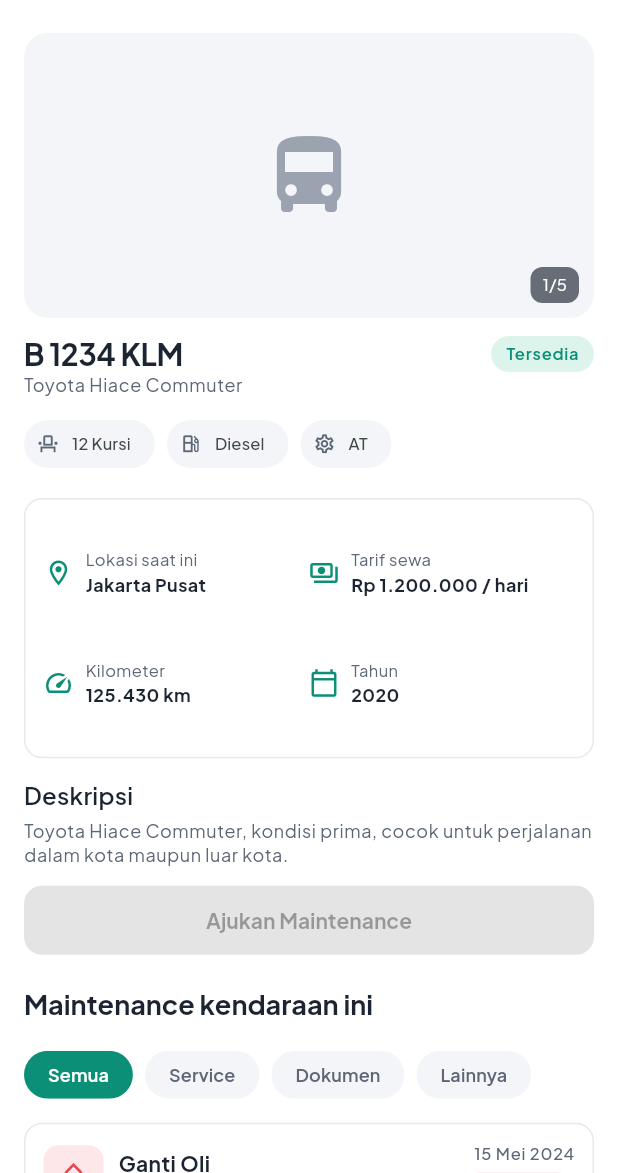
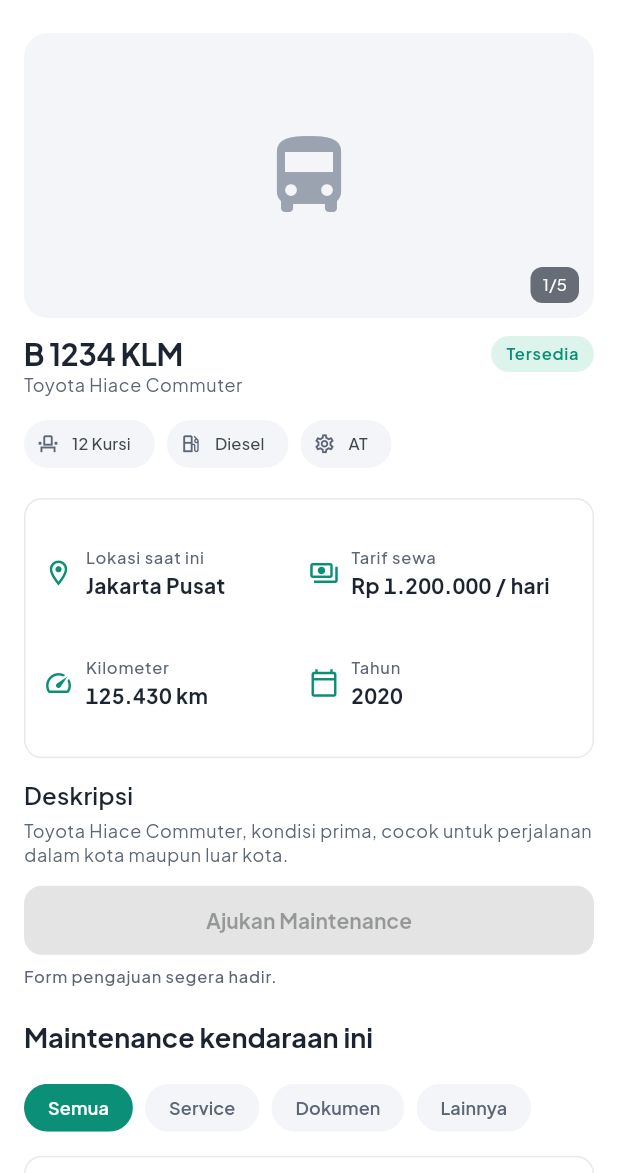
Before and after one commit to fadly-muktafi/NavaGo, a Flutter app: the ArmadaDetailScreen screen opened directly with sample values from the repository, on a phone screen of 412 x 824 dp, the part 63-1236 px from its top. Run offline on Flutter 3.47's test engine with Material 3 defaults, Android fonts, the phone set to English and light mode, and no system bars; our stand-ins replace google_fonts.

Commit message:
button chips

```diff
--- a/lib/screens/armada_detail_screen.dart
+++ b/lib/screens/armada_detail_screen.dart
@@ -115,6 +115,9 @@ class _ArmadaDetailScreenState extends State<ArmadaDetailScreen> {
                 child: const Text('Ajukan Maintenance'),
               ),
             ),
+            const SizedBox(height: 6),
+            Text('Form pengajuan segera hadir.',
+              style: Theme.of(context).textTheme.labelSmall, textAlign: TextAlign.center),
             const SizedBox(height: 20),
             // Section Maintenance (PRD: bagian dari Detail, tanpa kalender)
             Text('Maintenance kendaraan ini', style: Theme.of(context).textTheme.titleLarge),
@@ -176,10 +179,15 @@ class _InfoCell extends StatelessWidget {
             crossAxisAlignment: CrossAxisAlignment.start,
             mainAxisAlignment: MainAxisAlignment.center,
             children: [
-              Text(label, style: const TextStyle(fontSize: 11, color: AppColors.neutral600)),
+              Text(label, style: Theme.of(context).textTheme.labelSmall),
               Tooltip(
                 message: value,
-                child: Text(value, style: const TextStyle(fontSize: 12, fontWeight: FontWeight.w700), maxLines: 2, overflow: TextOverflow.ellipsis),
+                child: Text(value,
+                  style: Theme.of(context).textTheme.bodyMedium?.copyWith(
+                    fontWeight: FontWeight.w700,
+                    fontFeatures: const [FontFeature.tabularFigures()],
+                  ),
+                  maxLines: 2, overflow: TextOverflow.ellipsis),
               ),
             ],
           ),
--- a/lib/screens/armada_list_screen.dart
+++ b/lib/screens/armada_list_screen.dart
@@ -1,5 +1,6 @@
 import 'package:flutter/material.dart';
 import '../data/mock_data.dart';
+import '../theme/app_colors.dart';
 import '../widgets/common.dart';
 import '../widgets/navago_app_bar.dart';
 import 'armada_detail_screen.dart';
@@ -58,11 +59,14 @@ class _ArmadaListScreenState extends State<ArmadaListScreen> {
                       child: Column(
                         mainAxisSize: MainAxisSize.min,
                         children: [
+                          const Icon(Icons.search_off_outlined, size: 40, color: AppColors.neutral400),
+                          const SizedBox(height: 8),
                           Text(
                             query.isEmpty
                                 ? 'Belum ada armada pada filter ini.'
                                 : 'Tidak ada hasil untuk "$query".',
                             textAlign: TextAlign.center,
+                            style: Theme.of(context).textTheme.bodyMedium,
                           ),
                           const SizedBox(height: 8),
                           TextButton(
--- a/lib/screens/monitoring_screen.dart
+++ b/lib/screens/monitoring_screen.dart
@@ -105,7 +105,11 @@ class _SummaryCard extends StatelessWidget {
           Row(
             crossAxisAlignment: CrossAxisAlignment.end,
             children: [
-              Text(value, style: const TextStyle(fontSize: 22, fontWeight: FontWeight.w800)),
+              Text(value,
+                style: Theme.of(context).textTheme.displayLarge?.copyWith(
+                  fontSize: 22,
+                  fontFeatures: const [FontFeature.tabularFigures()],
+                )),
               const SizedBox(width: 4),
               Padding(padding: const EdgeInsets.only(bottom: 3), child: Text(total, style: const TextStyle(fontSize: 11, color: AppColors.neutral600))),
             ],
--- a/lib/screens/penugasan_screen.dart
+++ b/lib/screens/penugasan_screen.dart
@@ -37,7 +37,7 @@ class PenugasanScreen extends StatelessWidget {
                   const _TripRow(icon: Icons.location_on_outlined, label: 'Rute', value: 'Jakarta → Bandung'),
                   const _TripRow(icon: Icons.calendar_today_outlined, label: 'Tanggal', value: '15 Mei 2024'),
                   const _TripRow(icon: Icons.access_time_outlined, label: 'Waktu', value: '08:00 – 16:00 (1 Hari)'),
-                  const _TripRow(icon: Icons.group_outlined, label: 'Jumlah Penumpang', value: '10 Orang'),
+                  const _TripRow(icon: Icons.group_outlined, label: 'Penumpang', value: '10 Orang'),
                 ],
               ),
             ),
--- a/lib/screens/profile_screen.dart
+++ b/lib/screens/profile_screen.dart
@@ -111,8 +111,8 @@ class _ProfileScreenState extends State<ProfileScreen> {
               ),
             ),
             const SizedBox(height: 6),
-            const Text('Perubahan rating, total trip, dan kendaraan ditugaskan mengikuti sistem.',
-              style: TextStyle(fontSize: 11, color: AppColors.neutral600), textAlign: TextAlign.center),
+            Text('Form ubah data segera hadir. Perubahan rating, total trip, dan kendaraan ditugaskan mengikuti sistem.',
+              style: Theme.of(context).textTheme.labelSmall, textAlign: TextAlign.center),
           ],
         ),
       ),
--- a/lib/widgets/common.dart
+++ b/lib/widgets/common.dart
@@ -70,7 +70,7 @@ class FilterChips extends StatelessWidget {
         itemBuilder: (context, i) {
           final active = i == selected;
           return ChoiceChip(
-            label: Text(labels[i]),
+            label: Text(labels[i], softWrap: false, maxLines: 1, overflow: TextOverflow.visible),
             selected: active,
             onSelected: (_) => onSelected(i),
             labelStyle: TextStyle(
@@ -125,7 +125,12 @@ class KpiCard extends StatelessWidget {
               children: [
                 Text(label, style: textTheme.labelSmall),
                 const SizedBox(height: 2),
-                Text(value, style: textTheme.displayLarge?.copyWith(fontSize: 22, color: valueColor ?? AppColors.neutral900)),
+                Text(value,
+                  style: textTheme.displayLarge?.copyWith(
+                    fontSize: 22,
+                    color: valueColor ?? AppColors.neutral900,
+                    fontFeatures: const [FontFeature.tabularFigures()],
+                  )),
               ],
             ),
           ),
--- a/lib/widgets/navago_app_bar.dart
+++ b/lib/widgets/navago_app_bar.dart
@@ -6,7 +6,8 @@ class NavagoAppBar extends StatelessWidget implements PreferredSizeWidget {
   final String? title;
   final bool showBack;
   final VoidCallback? onBellTap;
-  const NavagoAppBar({super.key, this.title, this.showBack = false, this.onBellTap});
+  const NavagoAppBar(
+      {super.key, this.title, this.showBack = false, this.onBellTap});
 
   @override
   Size get preferredSize => const Size.fromHeight(56);
@@ -25,27 +26,32 @@ class NavagoAppBar extends StatelessWidget implements PreferredSizeWidget {
               onPressed: () => Navigator.of(context).maybePop(),
             ),
           Container(
-            width: 28, height: 28,
+            width: 28,
+            height: 28,
             decoration: BoxDecoration(
               gradient: const LinearGradient(
                 colors: [Color(0xFF0B8F76), Color(0xFF12A98A)],
-                begin: Alignment.topLeft, end: Alignment.bottomRight,
+                begin: Alignment.topLeft,
+                end: Alignment.bottomRight,
               ),
               borderRadius: BorderRadius.circular(8),
             ),
             alignment: Alignment.center,
-            child: const Text('N', style: TextStyle(color: Colors.white, fontWeight: FontWeight.w800, fontSize: 16)),
+            child: const Text('N',
+                style: TextStyle(
+                    color: Colors.white,
+                    fontWeight: FontWeight.w800,
+                    fontSize: 16)),
           ),
           const SizedBox(width: 8),
-          if (title != null)
-            Text(title!, style: const TextStyle(fontSize: 16, fontWeight: FontWeight.w700, color: AppColors.neutral900))
-          else
           RichText(
             text: const TextSpan(
               style: TextStyle(fontSize: 16, fontWeight: FontWeight.w800),
               children: [
-                  TextSpan(text: 'Nava', style: TextStyle(color: AppColors.navy900)),
-                  TextSpan(text: 'Go', style: TextStyle(color: AppColors.primary600)),
+                TextSpan(
+                    text: 'Nava', style: TextStyle(color: AppColors.navy900)),
+                TextSpan(
+                    text: 'Go', style: TextStyle(color: AppColors.primary600)),
               ],
             ),
           ),
@@ -54,8 +60,10 @@ class NavagoAppBar extends StatelessWidget implements PreferredSizeWidget {
       actions: [
         IconButton(
           tooltip: 'Notifikasi',
-          icon: const Icon(Icons.notifications_none_outlined, color: AppColors.neutral900),
-          onPressed: onBellTap ?? () {
+          icon: const Icon(Icons.notifications_none_outlined,
+              color: AppColors.neutral900),
+          onPressed: onBellTap ??
+              () {
                 ScaffoldMessenger.of(context).showSnackBar(
                   const SnackBar(content: Text('3 notifikasi baru')),
                 );
```
Lines whose indentation alone changed are shown as unchanged.
